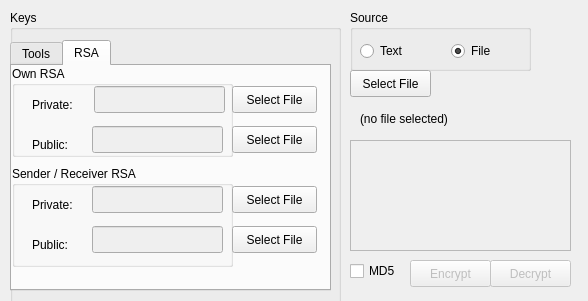
Qt form ui/AvocadoCrypto.ui (switch87/basicSecurity) before a commit.
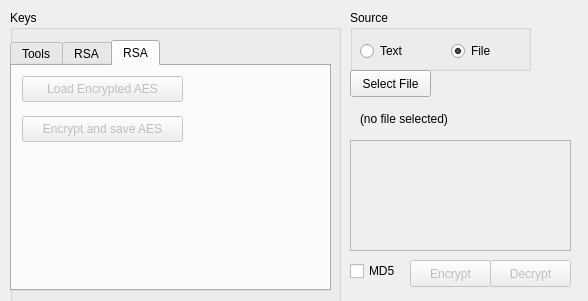
The same form after that commit. The open tabs and pages were chosen to show the change. Icons and pictures are not drawn.

Diff of the .ui file:
```diff
--- a/ui/AvocadoCrypto.ui
+++ b/ui/AvocadoCrypto.ui
@@ -391,6 +391,43 @@
       </property>
      </widget>
     </widget>
+    <widget class="QWidget" name="tab_aes">
+     <attribute name="title">
+      <string>RSA</string>
+     </attribute>
+     <widget class="QPushButton" name="button_load_aes">
+      <property name="enabled">
+       <bool>false</bool>
+      </property>
+      <property name="geometry">
+       <rect>
+        <x>10</x>
+        <y>10</y>
+        <width>161</width>
+        <height>26</height>
+       </rect>
+      </property>
+      <property name="text">
+       <string>Load Encrypted AES</string>
+      </property>
+     </widget>
+     <widget class="QPushButton" name="button_save_aes">
+      <property name="enabled">
+       <bool>false</bool>
+      </property>
+      <property name="geometry">
+       <rect>
+        <x>10</x>
+        <y>50</y>
+        <width>161</width>
+        <height>26</height>
+       </rect>
+      </property>
+      <property name="text">
+       <string>Encrypt and save AES</string>
+      </property>
+     </widget>
+    </widget>
    </widget>
   </widget>
   <widget class="QPlainTextEdit" name="plain_text_edit">
```
Left out of the diff: 2 changed lines with no effect on the pictures.
